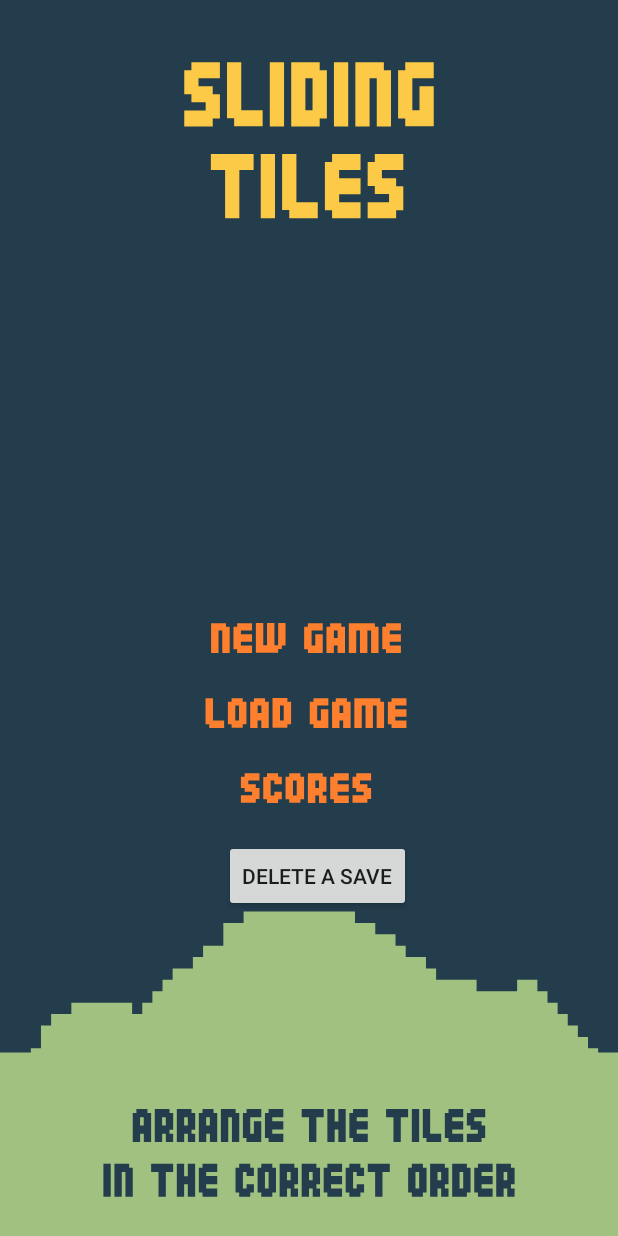
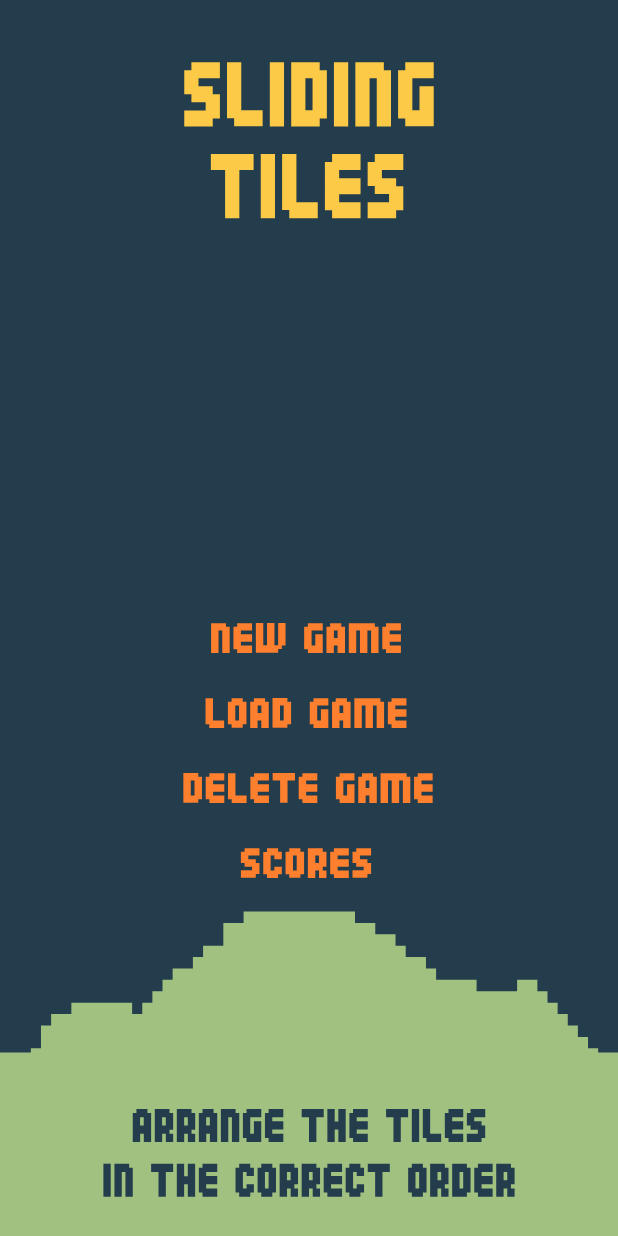
Before and after one commit to MichaelX9/game-center-android-209, an Android app: the layout activity_starting_.xml on its own in the app's theme, with its tools: preview values and no code run, on a phone screen of 412 x 824 dp. Run offline under Robolectric (Android 15) with nearby library versions, the phone set to English and light mode, and no system bars; network calls fail.

Commit message:
Added delete game button

```diff
--- /dev/null
+++ b/Phase2/GameCenter/app/src/main/res/drawable/ic_delete_game_button.xml
@@ -0,0 +1,13 @@
+<vector android:height="640dp" android:viewportHeight="1920"
+    android:viewportWidth="1080" android:width="360dp" xmlns:android="http://schemas.android.com/apk/res/android">
+    <path android:fillColor="#FE7F2D" android:pathData="M320.5,937.7h7.4v44.6h-7.4v7.4h-29.8v-59.5h29.8V937.7zM313,945.1h-7.4v29.8h7.4V945.1z"/>
+    <path android:fillColor="#FE7F2D" android:pathData="M342.8,982.3h-7.4v-44.6h7.4v-7.4h29.8v14.9h-22.3v7.4h22.3v14.9h-22.3v7.4h22.3v14.9h-29.8V982.3z"/>
+    <path android:fillColor="#FE7F2D" android:pathData="M417.2,974.9v14.9h-29.8v-7.4H380v-52.1h14.9v44.6H417.2z"/>
+    <path android:fillColor="#FE7F2D" android:pathData="M432.1,982.3h-7.4v-44.6h7.4v-7.4h29.8v14.9h-22.3v7.4h22.3v14.9h-22.3v7.4h22.3v14.9h-29.8V982.3z"/>
+    <path android:fillColor="#FE7F2D" android:pathData="M469.3,945.1v-14.9H514v14.9h-14.9v44.6h-14.9v-44.6H469.3z"/>
+    <path android:fillColor="#FE7F2D" android:pathData="M528.8,982.3h-7.4v-44.6h7.4v-7.4h29.8v14.9h-22.3v7.4h22.3v14.9h-22.3v7.4h22.3v14.9h-29.8V982.3z"/>
+    <path android:fillColor="#FE7F2D" android:pathData="M603.2,982.3h-7.4v-44.6h7.4v-7.4H633v14.9h-22.3v29.8h7.4v-22.3H633v37.2h-29.8V982.3z"/>
+    <path android:fillColor="#FE7F2D" android:pathData="M640.5,989.8v-52.1h7.4v-7.4h22.3v7.4h7.4v52.1h-14.9v-14.9h-7.4v14.9H640.5zM655.3,960h7.4v-14.9h-7.4V960z"/>
+    <path android:fillColor="#FE7F2D" android:pathData="M685.1,989.8v-59.5h52.1v7.4h7.4v52.1h-14.9v-44.6h-7.4v44.6h-14.9v-44.6H700v44.6H685.1z"/>
+    <path android:fillColor="#FE7F2D" android:pathData="M759.5,982.3h-7.4v-44.6h7.4v-7.4h29.8v14.9H767v7.4h22.3v14.9H767v7.4h22.3v14.9h-29.8V982.3z"/>
+</vector>
--- a/Phase2/GameCenter/app/src/main/res/layout/activity_starting_.xml
+++ b/Phase2/GameCenter/app/src/main/res/layout/activity_starting_.xml
@@ -105,20 +105,24 @@
         android:layout_height="37dp"
         android:layout_alignParentBottom="true"
         android:layout_marginStart="134dp"
-        android:layout_marginBottom="280dp"
+        android:layout_marginBottom="230dp"
         android:background="@android:color/transparent"
         android:clickable="true"
         app:srcCompat="@drawable/ic_score_button" />
 
-    <Button
+    <ImageButton
         android:id="@+id/deleter"
-        android:layout_width="wrap_content"
-        android:layout_height="wrap_content"
-        android:layout_alignEnd="@+id/newGame"
+        android:layout_width="180dp"
+        android:layout_height="37dp"
         android:layout_alignParentBottom="true"
-        android:layout_marginBottom="216dp"
+        android:layout_marginStart="115dp"
+        android:layout_marginBottom="280dp"
+        android:background="@android:color/transparent"
+        android:clickable="true"
         android:text="Delete a Save"
-        android:visibility="visible" />
+        app:srcCompat="@drawable/ic_delete_game_button" />
+
+
 
 
 </RelativeLayout>
```
